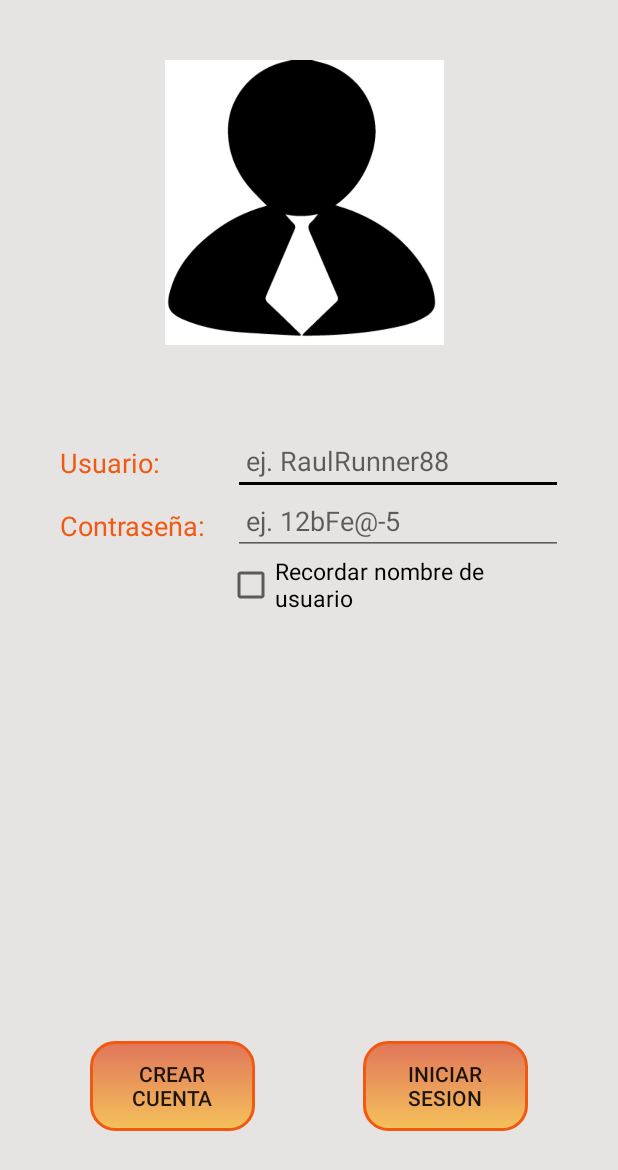
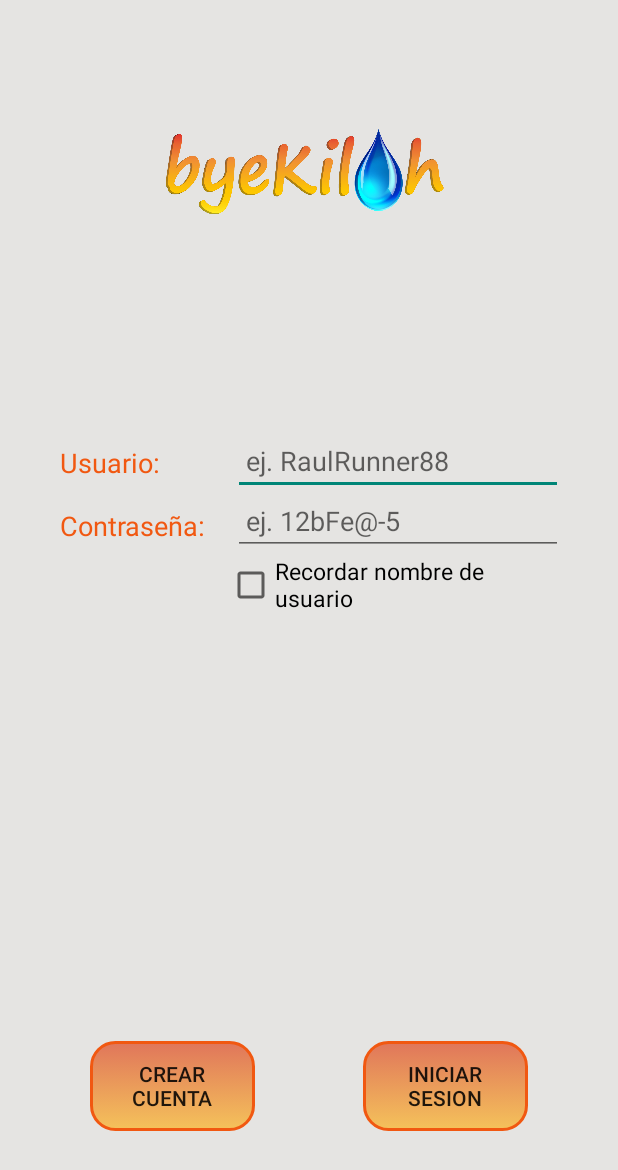
Before and after one commit to dam1718on/ByeKiloh, an Android app: the layout activity_login.xml on its own in the app's theme, with its tools: preview values and no code run, on a phone screen of 412 x 824 dp. Shown: the top 1170 px of the screen. Run offline under Robolectric (Android 15) with nearby library versions, the phone set to English and light mode, and no system bars.

Commit message:
Commit22. Logos Aplicación en naranja degradado y en ByN

```diff
--- a/app/src/main/AndroidManifest.xml
+++ b/app/src/main/AndroidManifest.xml
@@ -8,8 +8,9 @@
         android:label="@string/app_name"
         android:roundIcon="@mipmap/ic_launcher_round"
         android:supportsRtl="true"
-        android:theme="@style/AppTheme">
-        <activity android:name=".crearcuenta.CrearCuenta1de3"></activity>
+        android:theme="@style/MenuA">
+        <activity android:name=".crearcuenta.CrearCuenta2de3"></activity>
+        <activity android:name=".crearcuenta.CrearCuenta1de3" />
         <activity android:name=".RegistroActivity" />
         <activity android:name=".LoginActivity">
             <intent-filter>
--- a/app/src/main/java/com/example/byekiloh/LoginActivity.java
+++ b/app/src/main/java/com/example/byekiloh/LoginActivity.java
@@ -50,7 +50,7 @@ public class LoginActivity extends AppCompatActivity {
         btnRegistro=findViewById(R.id.btnRegistro);
         btnLogin=findViewById(R.id.btnLogin);
 
-        imgUser.setImageResource(R.drawable.userh);
+        //imgUser.setImageResource(R.drawable.userh);
         //SharedPreferences para Recordar nombre de usuario
         SharedPreferences prefSesion = getSharedPreferences("datos", Context.MODE_PRIVATE);
         userSP = prefSesion.getString("usuario", defaultValue);
--- a/app/src/main/res/layout-land/activity_login.xml
+++ /dev/null
@@ -1,108 +0,0 @@
-<?xml version="1.0" encoding="utf-8"?>
-<androidx.constraintlayout.widget.ConstraintLayout
-    xmlns:android="http://schemas.android.com/apk/res/android"
-    xmlns:app="http://schemas.android.com/apk/res-auto"
-    xmlns:tools="http://schemas.android.com/tools"
-    android:layout_width="match_parent"
-    android:layout_height="match_parent"
-    android:background="@color/platino"
-    tools:context=".LoginActivity">
-
-    <ImageView
-        android:id="@+id/imgUser"
-        android:layout_width="140dp"
-        android:layout_height="140dp"
-        android:layout_marginStart="150dp"
-        android:layout_marginTop="20dp"
-        app:layout_constraintStart_toStartOf="parent"
-        app:layout_constraintTop_toTopOf="parent"
-        app:srcCompat="@drawable/userh"
-        tools:ignore="MissingConstraints" />
-
-    <TextView
-        android:id="@+id/tvNombre"
-        android:layout_width="wrap_content"
-        android:layout_height="wrap_content"
-        android:layout_marginStart="70dp"
-        android:layout_marginTop="21dp"
-        android:text="Usuario:"
-        android:textColor="@color/naranja"
-        android:textSize="16dp"
-        app:layout_constraintStart_toStartOf="parent"
-        app:layout_constraintTop_toBottomOf="@+id/imgUser" />
-
-    <TextView
-        android:id="@+id/tvDireccion"
-        android:layout_width="wrap_content"
-        android:layout_height="wrap_content"
-        android:layout_marginStart="70dp"
-        android:layout_marginTop="17dp"
-        android:text="Contraseña:"
-        android:textColor="@color/naranja"
-        android:textSize="16dp"
-        app:layout_constraintStart_toStartOf="parent"
-        app:layout_constraintTop_toBottomOf="@+id/tvNombre" />
-
-    <EditText
-        android:id="@+id/etUser"
-        android:layout_width="240dp"
-        android:layout_height="40dp"
-        android:layout_marginStart="190dp"
-        android:layout_marginTop="15dp"
-        android:digits="0123456789abcdefghigklmnñopqrstuvwxyzABCDEFGHIJKLMNÑOPQRSTUVWXYZáéíóúÁÉÍÓÚäëïöüÄËÏÖÜ"
-        android:hint=" ej. RaulRunner88"
-        android:maxLength="15"
-        android:maxLines="1"
-        android:textColor="@color/naranja"
-        android:textSize="16dp"
-        app:layout_constraintStart_toStartOf="parent"
-        app:layout_constraintTop_toBottomOf="@+id/imgUser" />
-
-    <EditText
-        android:id="@+id/etPass"
-        android:layout_width="240dp"
-        android:layout_height="40dp"
-        android:layout_marginStart="190dp"
-        android:digits="@-_.:;,0123456789abcdefghigklmnñopqrstuvwxyzABCDEFGHIJKLMNÑOPQRSTUVWXYZáéíóúÁÉÍÓÚäëïöüÄËÏÖÜ"
-        android:hint=" ej. 12bFe@-5"
-        android:inputType="textPassword"
-        android:maxLength="20"
-        android:maxLines="1"
-        android:textColor="@color/naranja"
-        android:textSize="16dp"
-        app:layout_constraintStart_toStartOf="parent"
-        app:layout_constraintTop_toBottomOf="@+id/etUser" />
-
-    <CheckBox
-        android:id="@+id/cbUsuario"
-        android:layout_width="240dp"
-        android:layout_height="40dp"
-        android:layout_marginStart="186dp"
-        android:text="Recordar nombre de usuario"
-        android:textSize="14dp"
-        app:layout_constraintStart_toStartOf="parent"
-        app:layout_constraintTop_toBottomOf="@+id/etPass" />
-
-    <Button
-        android:id="@+id/btnRegistro"
-        android:layout_width="110dp"
-        android:layout_height="60dp"
-        android:layout_marginTop="60dp"
-        android:layout_marginEnd="80dp"
-        android:background="@drawable/rounded_box_button"
-        android:text="CREAR\nCUENTA"
-        app:layout_constraintEnd_toEndOf="parent"
-        app:layout_constraintTop_toTopOf="parent" />
-
-    <Button
-        android:id="@+id/btnLogin"
-        android:layout_width="110dp"
-        android:layout_height="60dp"
-        android:layout_marginEnd="80dp"
-        android:layout_marginBottom="60dp"
-        android:background="@drawable/rounded_box_button"
-        android:text="INICIAR\nSESION"
-        app:layout_constraintBottom_toBottomOf="parent"
-        app:layout_constraintEnd_toEndOf="parent" />
-
-</androidx.constraintlayout.widget.ConstraintLayout>
--- a/app/src/main/res/layout/activity_login.xml
+++ b/app/src/main/res/layout/activity_login.xml
@@ -5,6 +5,7 @@ xmlns:app="http://schemas.android.com/apk/res-auto"
     xmlns:tools="http://schemas.android.com/tools"
     android:layout_width="match_parent"
     android:layout_height="match_parent"
+
     android:background="@color/platino"
     tools:context=".LoginActivity">
 
@@ -16,7 +17,7 @@ tools:context=".LoginActivity">
         android:layout_marginTop="40dp"
         app:layout_constraintStart_toStartOf="parent"
         app:layout_constraintTop_toTopOf="parent"
-    app:srcCompat="@drawable/userh"
+        app:srcCompat="@drawable/byekilohlogo"
         tools:ignore="MissingConstraints" />
 
     <TextView
--- a/app/src/main/res/values/styles.xml
+++ b/app/src/main/res/values/styles.xml
@@ -7,4 +7,18 @@
         <item name="colorAccent">@color/colorAccent</item>
     </style>
 
+    <style name="byekilohTheme" parent="Theme.AppCompat.Light.DarkActionBar">
+        <!-- Customize your theme here. -->
+        <item name="android:background">@drawable/byekilohlogo</item>
+
+    </style>
+    <style name="MenuA" parent="Theme.AppCompat.Light.NoActionBar">
+
+    </style>
+
+    <style name="MenuB" parent="Theme.AppCompat.Light.NoActionBar">
+        <item name="android:textSize">29dp</item>
+    </style>
+
+
 </resources>
```
Also changed, not shown: app/src/main/java/com/example/byekiloh/crearcuenta/CrearCuenta1de3.java (+15 -13 lines), app/src/main/java/com/example/byekiloh/crearcuenta/CrearCuenta2de3.java (added, +177 -0 lines), app/src/main/java/com/example/byekiloh/objetos/Usuario.java (+15 -1 lines), app/src/main/res/layout/activity_crear_cuenta2de3.xml (added, +254 -0 lines), app/src/main/res/layout/pruebabyn.xml (added, +36 -0 lines), app/src/main/res/drawable/byekilohlogo.png (added), app/src/main/res/drawable/byekilohlogobyn.png (added), 1 other file. Lines whose indentation alone changed are shown as unchanged.
